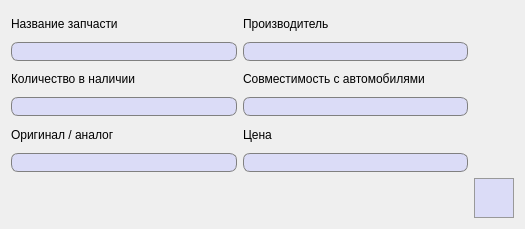
The window that AddSparePart.ui (FediiBohdan/TechService) describes before a commit, drawn with Qt 5.
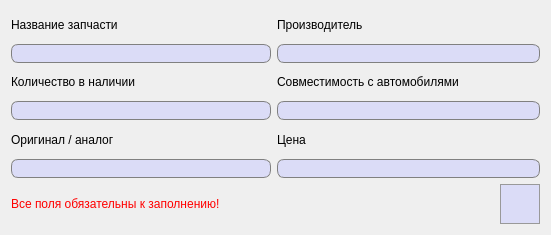
The same window after the commit. Icons and pictures are not drawn.

Commit message:
Spare parts dialogs fixed (added search function in list dialog)
close events + some GUI fixes

Diff of the .ui file:
```diff
--- a/AddSparePart.ui
+++ b/AddSparePart.ui
@@ -6,8 +6,8 @@
    <rect>
     <x>0</x>
     <y>0</y>
-    <width>525</width>
-    <height>229</height>
+    <width>551</width>
+    <height>235</height>
    </rect>
   </property>
   <property name="windowTitle">
@@ -18,37 +18,24 @@
     <layout class="QGridLayout" name="gridLayout">
      <item row="0" column="0">
       <widget class="QLabel" name="label">
+       <property name="font">
+        <font>
+         <pointsize>9</pointsize>
+        </font>
+       </property>
        <property name="text">
         <string>Название запчасти</string>
        </property>
       </widget>
      </item>
-     <item row="0" column="1">
-      <widget class="QLabel" name="label_2">
-       <property name="text">
-        <string>Производитель</string>
-       </property>
-      </widget>
-     </item>
      <item row="1" column="0">
       <widget class="QLineEdit" name="sparePartNameLine">
-       <property name="font">
-        <font>
-         <pointsize>10</pointsize>
-        </font>
+       <property name="minimumSize">
+        <size>
+         <width>260</width>
+         <height>0</height>
+        </size>
        </property>
-       <property name="styleSheet">
-        <string notr="true">QLineEdit {
-	border: 1px solid gray;
-    border-radius: 7px;
-    background-color: #dbdcf7;
-	padding-left: 3px;
-}</string>
-       </property>
-      </widget>
-     </item>
-     <item row="1" column="1">
-      <widget class="QLineEdit" name="manufacturerLine">
        <property name="font">
         <font>
          <pointsize>10</pointsize>
@@ -66,37 +53,24 @@
      </item>
      <item row="2" column="0">
       <widget class="QLabel" name="label_3">
+       <property name="font">
+        <font>
+         <pointsize>9</pointsize>
+        </font>
+       </property>
        <property name="text">
         <string>Количество в наличии</string>
        </property>
       </widget>
      </item>
-     <item row="2" column="1">
-      <widget class="QLabel" name="label_4">
-       <property name="text">
-        <string>Совместимость с автомобилями</string>
-       </property>
-      </widget>
-     </item>
      <item row="3" column="0">
       <widget class="QLineEdit" name="quantityInStockLine">
-       <property name="font">
-        <font>
-         <pointsize>10</pointsize>
-        </font>
+       <property name="minimumSize">
+        <size>
+         <width>260</width>
+         <height>0</height>
+        </size>
        </property>
-       <property name="styleSheet">
-        <string notr="true">QLineEdit {
-	border: 1px solid gray;
-    border-radius: 7px;
-    background-color: #dbdcf7;
-	padding-left: 3px;
-}</string>
-       </property>
-      </widget>
-     </item>
-     <item row="3" column="1">
-      <widget class="QLineEdit" name="autoCompatibilityLine">
        <property name="font">
         <font>
          <pointsize>10</pointsize>
@@ -114,37 +88,24 @@
      </item>
      <item row="4" column="0">
       <widget class="QLabel" name="label_5">
+       <property name="font">
+        <font>
+         <pointsize>9</pointsize>
+        </font>
+       </property>
        <property name="text">
         <string>Оригинал / аналог</string>
        </property>
       </widget>
      </item>
-     <item row="4" column="1">
-      <widget class="QLabel" name="label_6">
-       <property name="text">
-        <string>Цена</string>
-       </property>
-      </widget>
-     </item>
      <item row="5" column="0">
       <widget class="QLineEdit" name="isOriginalLine">
-       <property name="font">
-        <font>
-         <pointsize>10</pointsize>
-        </font>
+       <property name="minimumSize">
+        <size>
+         <width>260</width>
+         <height>0</height>
+        </size>
        </property>
-       <property name="styleSheet">
-        <string notr="true">QLineEdit {
-	border: 1px solid gray;
-    border-radius: 7px;
-    background-color: #dbdcf7;
-	padding-left: 3px;
-}</string>
-       </property>
-      </widget>
-     </item>
-     <item row="5" column="1">
-      <widget class="QLineEdit" name="priceLine">
        <property name="font">
         <font>
          <pointsize>10</pointsize>
@@ -199,6 +160,147 @@
        </property>
       </widget>
      </item>
+     <item row="1" column="1" colspan="2">
+      <widget class="QLineEdit" name="manufacturerLine">
+       <property name="minimumSize">
+        <size>
+         <width>260</width>
+         <height>0</height>
+        </size>
+       </property>
+       <property name="font">
+        <font>
+         <pointsize>10</pointsize>
+        </font>
+       </property>
+       <property name="styleSheet">
+        <string notr="true">QLineEdit {
+	border: 1px solid gray;
+    border-radius: 7px;
+    background-color: #dbdcf7;
+	padding-left: 3px;
+}</string>
+       </property>
+      </widget>
+     </item>
+     <item row="3" column="1" colspan="2">
+      <widget class="QLineEdit" name="autoCompatibilityLine">
+       <property name="minimumSize">
+        <size>
+         <width>260</width>
+         <height>0</height>
+        </size>
+       </property>
+       <property name="font">
+        <font>
+         <pointsize>10</pointsize>
+        </font>
+       </property>
+       <property name="styleSheet">
+        <string notr="true">QLineEdit {
+	border: 1px solid gray;
+    border-radius: 7px;
+    background-color: #dbdcf7;
+	padding-left: 3px;
+}</string>
+       </property>
+      </widget>
+     </item>
+     <item row="5" column="1" colspan="2">
+      <widget class="QLineEdit" name="priceLine">
+       <property name="minimumSize">
+        <size>
+         <width>260</width>
+         <height>0</height>
+        </size>
+       </property>
+       <property name="font">
+        <font>
+         <pointsize>10</pointsize>
+        </font>
+       </property>
+       <property name="styleSheet">
+        <string notr="true">QLineEdit {
+	border: 1px solid gray;
+    border-radius: 7px;
+    background-color: #dbdcf7;
+	padding-left: 3px;
+}</string>
+       </property>
+      </widget>
+     </item>
+     <item row="2" column="1" colspan="2">
+      <widget class="QLabel" name="label_4">
+       <property name="font">
+        <font>
+         <pointsize>9</pointsize>
+        </font>
+       </property>
+       <property name="text">
+        <string>Совместимость с автомобилями</string>
+       </property>
+      </widget>
+     </item>
+     <item row="4" column="1" colspan="2">
+      <widget class="QLabel" name="label_6">
+       <property name="font">
+        <font>
+         <pointsize>9</pointsize>
+        </font>
+       </property>
+       <property name="text">
+        <string>Цена</string>
+       </property>
+      </widget>
+     </item>
+     <item row="0" column="1" colspan="2">
+      <widget class="QLabel" name="label_2">
+       <property name="font">
+        <font>
+         <pointsize>9</pointsize>
+        </font>
+       </property>
+       <property name="text">
+        <string>Производитель</string>
+       </property>
+      </widget>
+     </item>
+     <item row="6" column="1">
+      <spacer name="horizontalSpacer">
+       <property name="orientation">
+        <enum>Qt::Horizontal</enum>
+       </property>
+       <property name="sizeHint" stdset="0">
+        <size>
+         <width>40</width>
+         <height>20</height>
+        </size>
+       </property>
+      </spacer>
+     </item>
+     <item row="6" column="0">
+      <widget class="QLabel" name="errorLabel">
+       <property name="minimumSize">
+        <size>
+         <width>260</width>
+         <height>0</height>
+        </size>
+       </property>
+       <property name="font">
+        <font>
+         <pointsize>9</pointsize>
+        </font>
+       </property>
+       <property name="styleSheet">
+        <string notr="true">QLabel {
+	color: red;
+}</string>
+       </property>
+       <property name="text">
+        <string>Все поля обязательны к заполнению!</string>
+       </property>
+      </widget>
+     </item>
     </layout>
    </item>
   </layout>
```
The commit also changes 10 other files.
